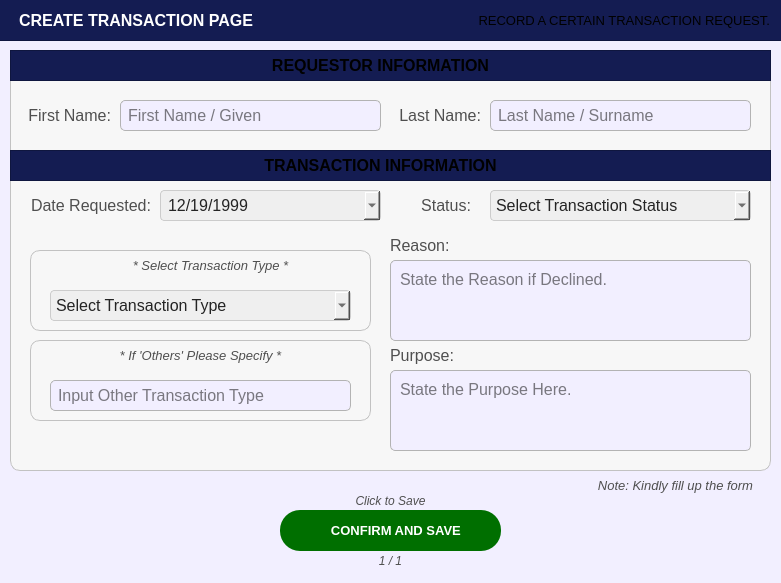
Before: the Qt Designer form Views/PopUp/Screen_Transactions/create_transaction.ui in Yohhannn/Barangay-Records-Statistics-System, drawn with Qt 5.
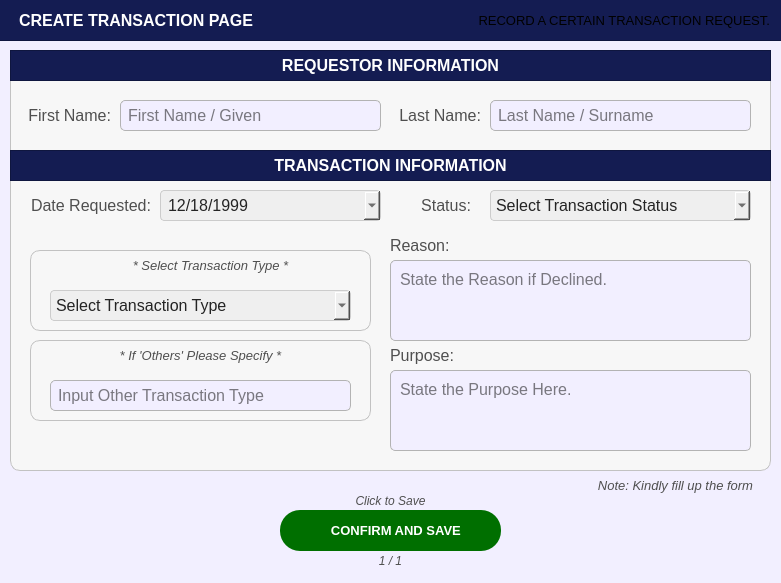
After: the same form once the commit is applied. Icons and pictures are not drawn.

The edit to the form file:
```diff
--- a/Views/PopUp/Screen_Transactions/create_transaction.ui
+++ b/Views/PopUp/Screen_Transactions/create_transaction.ui
@@ -543,7 +543,7 @@
       <rect>
        <x>0</x>
        <y>0</y>
-       <width>741</width>
+       <width>761</width>
        <height>31</height>
       </rect>
      </property>
@@ -555,7 +555,7 @@
       </font>
      </property>
      <property name="styleSheet">
-      <string notr="true">#label_title{
+      <string notr="true">#label_title_3{
 	background-color:transparent;
 	color: rgb(255, 255, 255);
 }</string>
@@ -823,7 +823,7 @@
       <rect>
        <x>0</x>
        <y>0</y>
-       <width>741</width>
+       <width>761</width>
        <height>31</height>
       </rect>
      </property>
@@ -835,7 +835,7 @@
       </font>
      </property>
      <property name="styleSheet">
-      <string notr="true">#label_title{
+      <string notr="true">#label_title_4{
 	background-color:transparent;
 	color: rgb(255, 255, 255);
 }</string>
@@ -909,7 +909,7 @@
       <second>0</second>
       <year>1999</year>
       <month>12</month>
-      <day>19</day>
+      <day>18</day>
      </datetime>
     </property>
     <property name="displayFormat">
```
